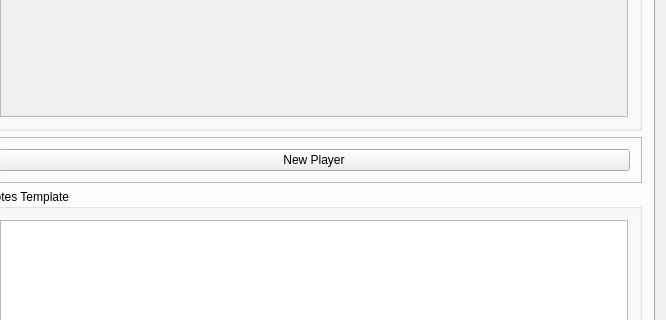
Old version of the form src/mainwindow.ui in the repository zobin8/talented-gm; both pictures show x 700 to 1366 and y 235 to 555 of the 1366 by 768 pixel window.
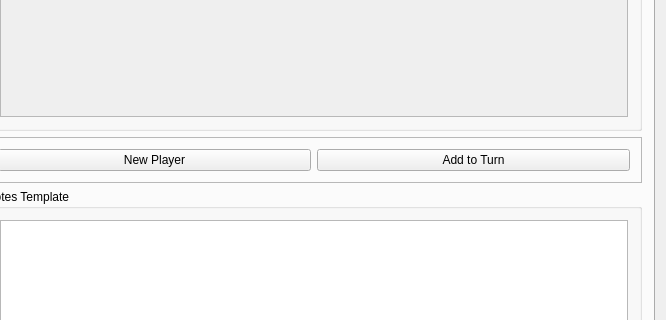
New version of the form. The open tabs and pages were chosen to show the change.

Commit message: Minor changes to initiative  * NPC names now get incremented when duplicates exist.  * Changes in initiative carry over when turns are added.

```diff
--- a/src/mainwindow.ui
+++ b/src/mainwindow.ui
@@ -916,6 +916,13 @@
              </property>
             </widget>
            </item>
+           <item>
+            <widget class="QPushButton" name="tempToTurnButton">
+             <property name="text">
+              <string>Add to Turn</string>
+             </property>
+            </widget>
+           </item>
           </layout>
          </widget>
         </item>
```
Left out of the diff: 26 changed lines with no effect on the pictures. The commit also changes 8 other files.
